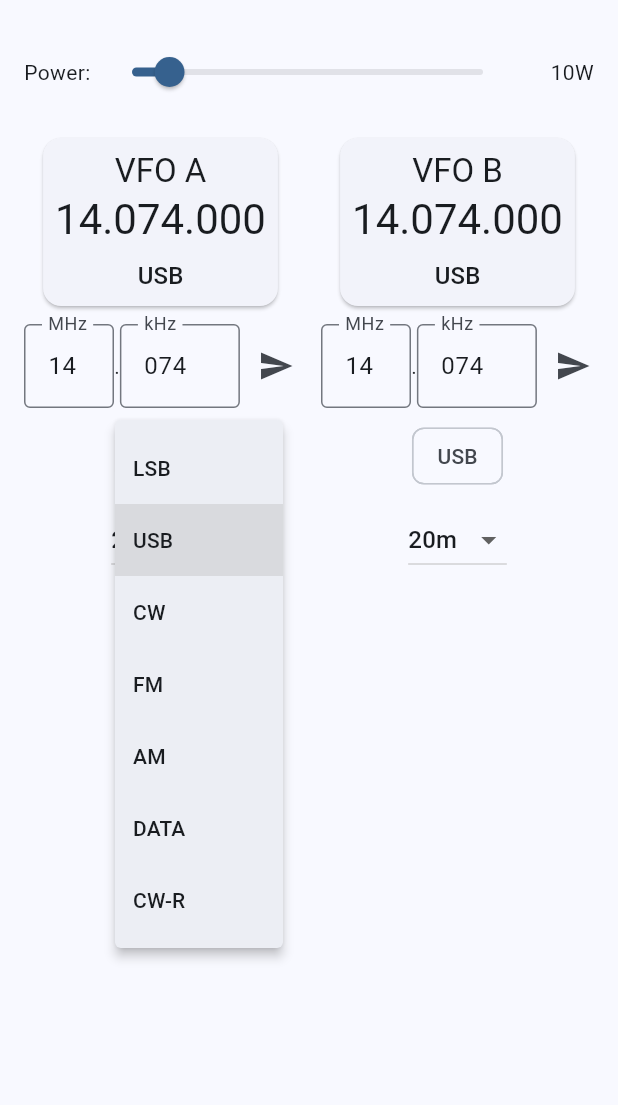
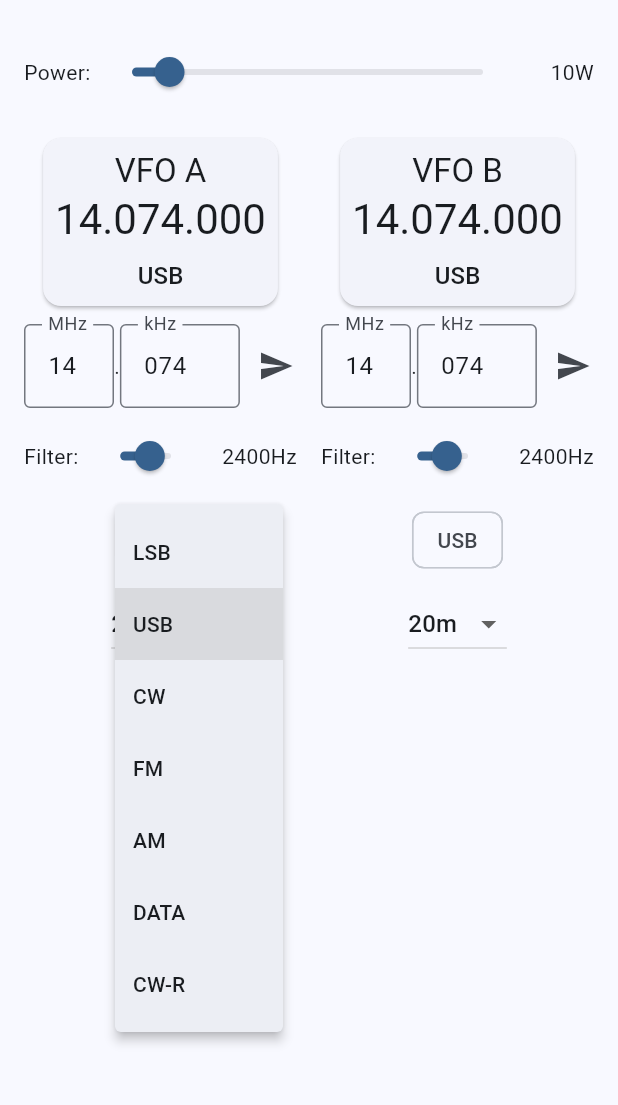
Before and after one commit to americanbwana/basic_k4_rigcontrol, a Flutter app: the screen it shows after launch, after a tap on "USB", on a phone screen of 412 x 824 dp, the part 72-1177 px from its top. Run offline on Flutter 3.47's test engine with Material 3 defaults, Android fonts, the phone set to English and light mode, and no system bars; our stand-ins replace flutter_riverpod, freezed_annotation.

Commit message:
Working on filtering.  AI used the wrong command, will fix it later

```diff
--- a/lib/features/radio/models/vfo_state.dart
+++ b/lib/features/radio/models/vfo_state.dart
@@ -9,5 +9,6 @@ class VfoState with _$VfoState {
     @Default(14074000) int frequency,
     @Default(RadioMode.usb) RadioMode mode,
     @Default(5) int band,
+    @Default(2400) int filterWidth,  // Add filter width in Hz
   }) = _VfoState;
 }
--- a/lib/features/radio/providers/radio_provider.dart
+++ b/lib/features/radio/providers/radio_provider.dart
@@ -37,7 +37,7 @@ class RadioStateNotifier extends StateNotifier<RadioState> {
   Future<void> _getInitialState() async {
     final completer = Completer<void>();
     var responsesReceived = 0;
-    const expectedResponses = 7; // FA, FB, MD, MD$, BN, BN$, PC
+    const expectedResponses = 9; // FA, FB, MD, MD$, BN, BN$, PC, SH, SH$
 
     void handleInitialResponse(String response) {
       _handleResponse(response);
@@ -56,6 +56,8 @@ class RadioStateNotifier extends StateNotifier<RadioState> {
     _service.sendCommand(RadioCommands.getBandA());
     _service.sendCommand(RadioCommands.getBandB());
     _service.sendCommand(RadioCommands.getPower());
+    _service.sendCommand(RadioCommands.getFilterWidthA());
+    _service.sendCommand(RadioCommands.getFilterWidthB());
 
     await Future.any([
       completer.future,
@@ -74,6 +76,8 @@ class RadioStateNotifier extends StateNotifier<RadioState> {
       _service.sendCommand(RadioCommands.getBandA());
       _service.sendCommand(RadioCommands.getBandB());
       _service.sendCommand(RadioCommands.getPower());
+      _service.sendCommand(RadioCommands.getFilterWidthA());
+      _service.sendCommand(RadioCommands.getFilterWidthB());
       await Future.delayed(const Duration(seconds: 1));
       return state.isConnected;
     });
@@ -82,6 +86,22 @@ class RadioStateNotifier extends StateNotifier<RadioState> {
   void setPower(int power) {
     state = state.copyWith(power: power);
     _service.sendCommand(RadioCommands.setPower(power));
+  }
+
+  void setFilterWidthA(int width) {
+    _logger.fine('Setting VFOA filter width to: $width');
+    state = state.copyWith(
+      vfoA: state.vfoA.copyWith(filterWidth: width),
+    );
+    _service.sendCommand(RadioCommands.setFilterWidthA(width));
+  }
+
+  void setFilterWidthB(int width) {
+    _logger.fine('Setting VFOB filter width to: $width');
+    state = state.copyWith(
+      vfoB: state.vfoB.copyWith(filterWidth: width),
+    );
+    _service.sendCommand(RadioCommands.setFilterWidthB(width));
   }
 
   void setFrequencyA(int frequency) {
@@ -215,6 +235,20 @@ class RadioStateNotifier extends StateNotifier<RadioState> {
       final power = RadioCommands.parsePower(response);
       _logger.fine('Power response: $response -> $power');
       state = state.copyWith(power: power);
+    } else if (response.startsWith('SH')) {
+      final width = RadioCommands.parseFilterWidth(response);
+      _logger.fine('Filter width response: $response -> $width');
+      if (response.contains('\$')) {
+        state = state.copyWith(
+          vfoB: state.vfoB.copyWith(filterWidth: width),
+        );
+        _logger.fine('Updated VFOB filter width to: ${state.vfoB.filterWidth}');
+      } else {
+        state = state.copyWith(
+          vfoA: state.vfoA.copyWith(filterWidth: width),
+        );
+        _logger.fine('Updated VFOA filter width to: ${state.vfoA.filterWidth}');
+      }
     }
   }
 
--- a/lib/features/radio/screens/radio_control_screen.dart
+++ b/lib/features/radio/screens/radio_control_screen.dart
@@ -7,6 +7,7 @@ import '../widgets/band_selector.dart';
 import '../widgets/frequency_input.dart';
 import '../widgets/connection_status.dart';
 import '../widgets/power_control.dart';
+import '../widgets/filter_control.dart';
 
 class RadioControlScreen extends ConsumerWidget {
   const RadioControlScreen({super.key});
@@ -52,6 +53,12 @@ class RadioControlScreen extends ConsumerWidget {
                           isVfoB: false,
                         ),
                         const SizedBox(height: 8),
+                        FilterControl(
+                          currentWidth: radioState.vfoA.filterWidth,
+                          onWidthChanged: (width) => ref.read(radioStateProvider.notifier).setFilterWidthA(width),
+                          isVfoB: false,
+                        ),
+                        const SizedBox(height: 8),
                         ModeSelector(
                           currentMode: radioState.vfoA.mode,
                           onModeSelected: (mode) => ref.read(radioStateProvider.notifier).setModeA(mode),
@@ -83,6 +90,12 @@ class RadioControlScreen extends ConsumerWidget {
                           isVfoB: true,
                         ),
                         const SizedBox(height: 8),
+                        FilterControl(
+                          currentWidth: radioState.vfoB.filterWidth,
+                          onWidthChanged: (width) => ref.read(radioStateProvider.notifier).setFilterWidthB(width),
+                          isVfoB: true,
+                        ),
+                        const SizedBox(height: 8),
                         ModeSelector(
                           currentMode: radioState.vfoB.mode,
                           onModeSelected: (mode) => ref.read(radioStateProvider.notifier).setModeB(mode),
--- a/lib/features/radio/services/radio_commands.dart
+++ b/lib/features/radio/services/radio_commands.dart
@@ -12,6 +12,13 @@ class RadioCommands {
     }
     return 10; // Default power
   }
+
+  // add filter width commands
+  static String getFilterWidthA() => 'SH;';
+  static String getFilterWidthB() => 'SH\$;';
+  static String setFilterWidthA(int width) => 'SH${width.toString().padLeft(4, '0')};';
+  static String setFilterWidthB(int width) => 'SH\$${width.toString().padLeft(4, '0')};';
+
   // Commands to get current state
   static String getFrequencyA() => 'FA;';
   static String getFrequencyB() => 'FB;';
@@ -39,6 +46,18 @@ class RadioCommands {
       return int.parse(freqStr);
     }
     return 0;
+  }
+
+// add filter width parsing
+  static int parseFilterWidth(String response) {
+    if (!response.endsWith(';')) {
+      response += ';';
+    }
+    final match = RegExp(r'SH[\$]?(\d+);').firstMatch(response);
+    if (match != null) {
+      return int.parse(match.group(1)!);
+    }
+    return 2400;
   }
 
   static String formatFrequency(int frequency) {
--- /dev/null
+++ b/lib/features/radio/widgets/filter_control.dart
@@ -0,0 +1,40 @@
+import 'package:flutter/material.dart';
+
+class FilterControl extends StatelessWidget {
+  final int currentWidth;
+  final Function(int) onWidthChanged;
+  final bool isVfoB;
+
+  const FilterControl({
+    super.key,
+    required this.currentWidth,
+    required this.onWidthChanged,
+    required this.isVfoB,
+  });
+
+  @override
+  Widget build(BuildContext context) {
+    return Row(
+      children: [
+        const Text('Filter: '),
+        Expanded(
+          child: Slider(
+            value: currentWidth.toDouble(),
+            min: 50,
+            max: 4000,
+            divisions: 79,
+            label: '${currentWidth}Hz',
+            onChanged: (value) => onWidthChanged(value.round()),
+          ),
+        ),
+        SizedBox(
+          width: 60,
+          child: Text(
+            '${currentWidth}Hz',
+            textAlign: TextAlign.end,
+          ),
+        ),
+      ],
+    );
+  }
+}
```
Also changed, not shown: lib/features/radio/models/vfo_state.freezed.dart, 1 other file.
